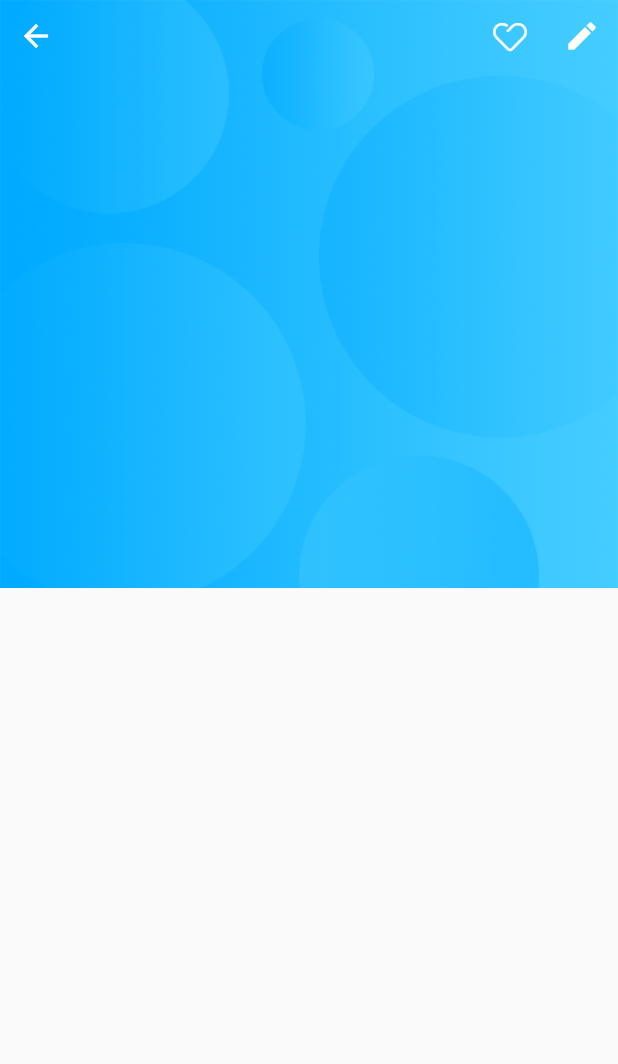
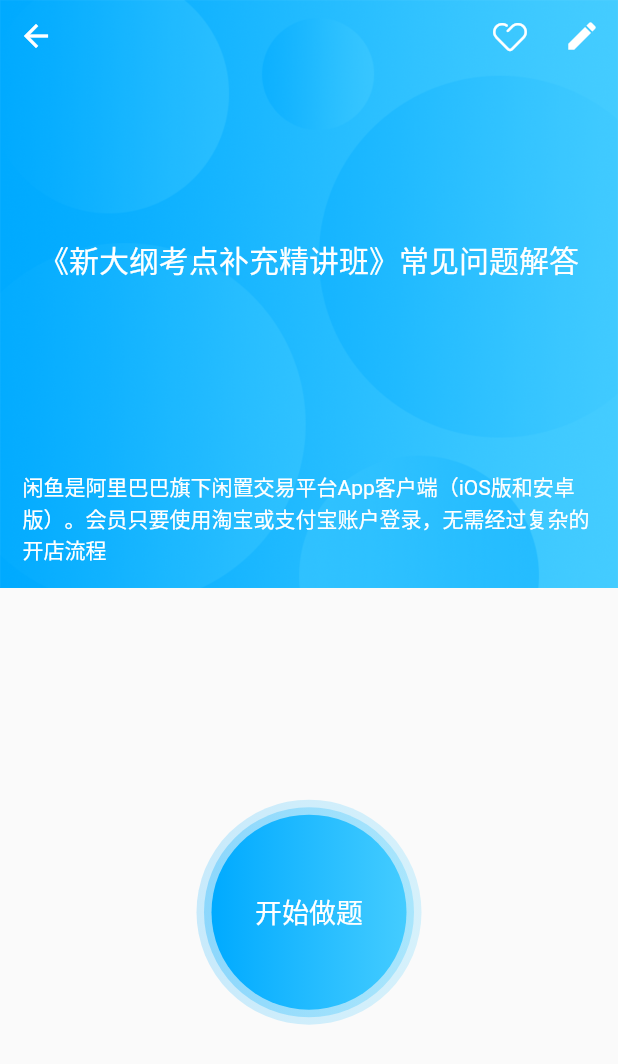
Before and after one commit to 934086372/flutter-exueshi, a Flutter app: the PaperIndex screen opened directly, on a phone screen of 412 x 824 dp. Shown: the top 1064 px of the screen. Run offline on Flutter 3.47's test engine with Material 2 defaults, Android fonts, the phone set to English and light mode, and no system bars; our stand-ins replace dio, flutter_swiper, shared_preferences, video_player; missing offline and left inert: flutter_html_textview; accounts and stored records are empty; network calls fail.

Commit message:
增加习题渲染，优化部分页面

```diff
--- a/lib/main.dart
+++ b/lib/main.dart
@@ -1,4 +1,6 @@
 import 'package:flutter/material.dart';
+import 'package:flutter/cupertino.dart';
+
 import 'package:flutter_swiper/flutter_swiper.dart';
 import 'package:shared_preferences/shared_preferences.dart';
 
--- a/lib/study/PaperIndex.dart
+++ b/lib/study/PaperIndex.dart
@@ -1,5 +1,7 @@
 import 'package:flutter/material.dart';
+import 'package:flutter_exueshi/common/custom_router.dart';
 import 'package:flutter_exueshi/components/MyIcons.dart';
+import 'package:flutter_exueshi/study/ExamPaper.dart';
 
 class PaperIndex extends StatefulWidget {
   @override
@@ -19,7 +21,10 @@ class _PaperIndexState extends State<PaperIndex> {
                   top: MediaQuery.of(context).padding.top,
                   left: 0,
                   right: 0,
-                  child: Row(
+                  bottom: 0,
+                  child: Column(
+                    children: <Widget>[
+                      Row(
                         children: <Widget>[
                           IconButton(
                               icon: Icon(
@@ -34,20 +39,100 @@ class _PaperIndexState extends State<PaperIndex> {
                               icon: Icon(
                                 MyIcons.like_border,
                                 color: Colors.white,
+                                size: 24.0,
                               ),
                               onPressed: () {}),
                           IconButton(
                               icon: Icon(
                                 Icons.edit,
                                 color: Colors.white,
+                                size: 24.0,
                               ),
                               onPressed: () {})
                         ],
+                      ),
+                      Expanded(
+                        child: Center(
+                          child: Text(
+                            '《新大纲考点补充精讲班》常见问题解答',
+                            style:
+                            TextStyle(color: Colors.white, fontSize: 20.0),
+                          ),
+                        ),
+                      ),
+                      Container(
+                        padding: EdgeInsets.all(15.0),
+                        child: Text(
+                          '闲鱼是阿里巴巴旗下闲置交易平台App客户端（iOS版和安卓版）。会员只要使用淘宝或支付宝账户登录，无需经过复杂的开店流程',
+                          style: TextStyle(color: Colors.white),
+                        ),
+                      ),
+                    ],
                   ))
             ],
-          )
+          ),
+          Expanded(
+              child: Center(
+                child: Stack(
+                  children: <Widget>[
+                    Container(
+                      width: 150.0,
+                      height: 150.0,
+                      decoration: BoxDecoration(
+                          borderRadius: BorderRadius.all(Radius.circular(75.0)),
+                          gradient: LinearGradient(colors: <Color>[
+                            Color.fromRGBO(0, 170, 255, 0.2),
+                            Color.fromRGBO(68, 204, 255, 0.2)
+                          ])),
+                    ),
+                    Positioned(
+                        left: 5,
+                        top: 5,
+                        child: Container(
+                          width: 140.0,
+                          height: 140.0,
+                          decoration: BoxDecoration(
+                              borderRadius: BorderRadius.all(
+                                  Radius.circular(70.0)),
+                              gradient: LinearGradient(colors: <Color>[
+                                Color.fromRGBO(0, 170, 255, 0.3),
+                                Color.fromRGBO(68, 204, 255, 0.3)
+                              ])),
+                        )),
+                    Positioned(
+                        left: 10.0,
+                        top: 10.0,
+                        child: GestureDetector(
+                          onTap: () {
+                            Navigator.of(context).push(
+                                CustomRoute(ExamPaper()));
+                          },
+                          child: Container(
+                            width: 130.0,
+                            height: 130.0,
+                            child: Center(
+                              child: Text(
+                                '开始做题',
+                                style: TextStyle(
+                                    color: Colors.white, fontSize: 18.0),
+                              ),
+                            ),
+                            decoration: BoxDecoration(
+                                borderRadius: BorderRadius.all(
+                                    Radius.circular(65.0)),
+                                gradient: LinearGradient(colors: <Color>[
+                                  Color.fromRGBO(0, 170, 255, 1),
+                                  Color.fromRGBO(68, 204, 255, 1)
+                                ])),
+                          ),
+                        )),
+                  ],
+                ),
+              ))
         ],
       ),
     );
   }
+
+
 }
--- a/lib/study/ProductContent.dart
+++ b/lib/study/ProductContent.dart
@@ -90,7 +90,7 @@ class _ProductContentState extends State<ProductContent> {
       child: Stack(
         children: <Widget>[
           AspectRatio(
-            aspectRatio: _controller.value.aspectRatio,
+            aspectRatio: 16.0 / 9.0,
             child: VideoPlayer(_controller),
           ),
           !_showVideoControllerBar
--- a/pubspec.yaml
+++ b/pubspec.yaml
@@ -23,6 +23,7 @@ dependencies:
   dio: ^1.0.13
   shared_preferences: ^0.4.3
   video_player: ^0.10.0
+  flutter_html_textview: ^0.2.6
 
   flutter_qq: ^0.0.4
 
```
Also changed, not shown: lib/study/ExamPaper.dart (added, +279 -0 lines), lib/views/HomeIndex.dart (+72 -55 lines), 1 other file. Lines whose indentation alone changed are shown as unchanged.
